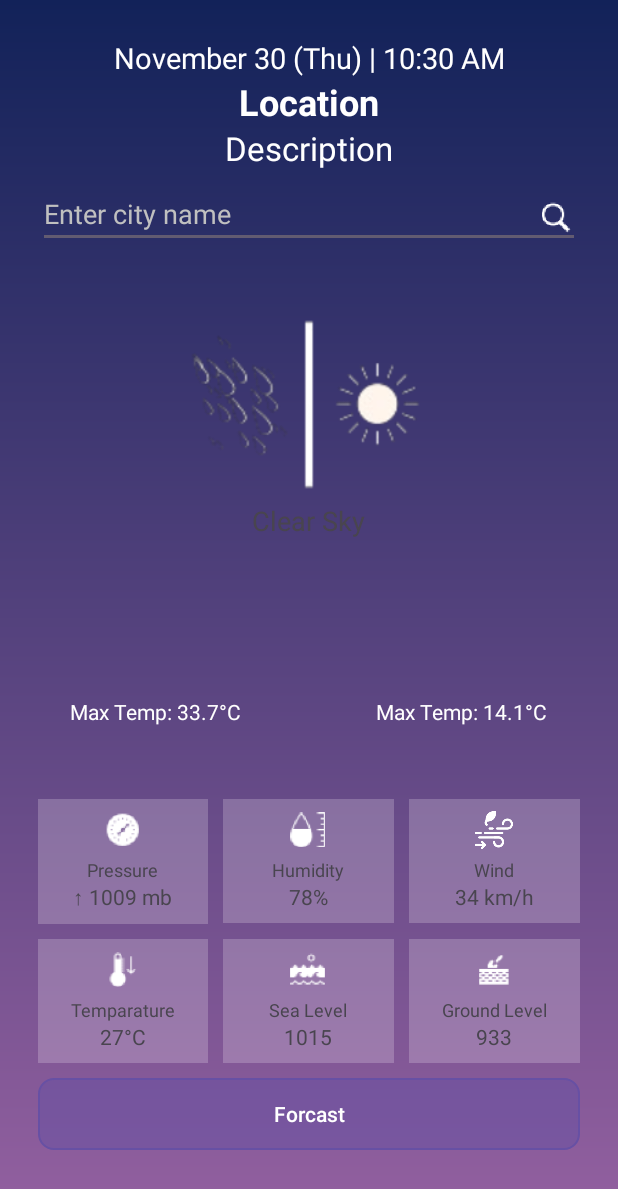
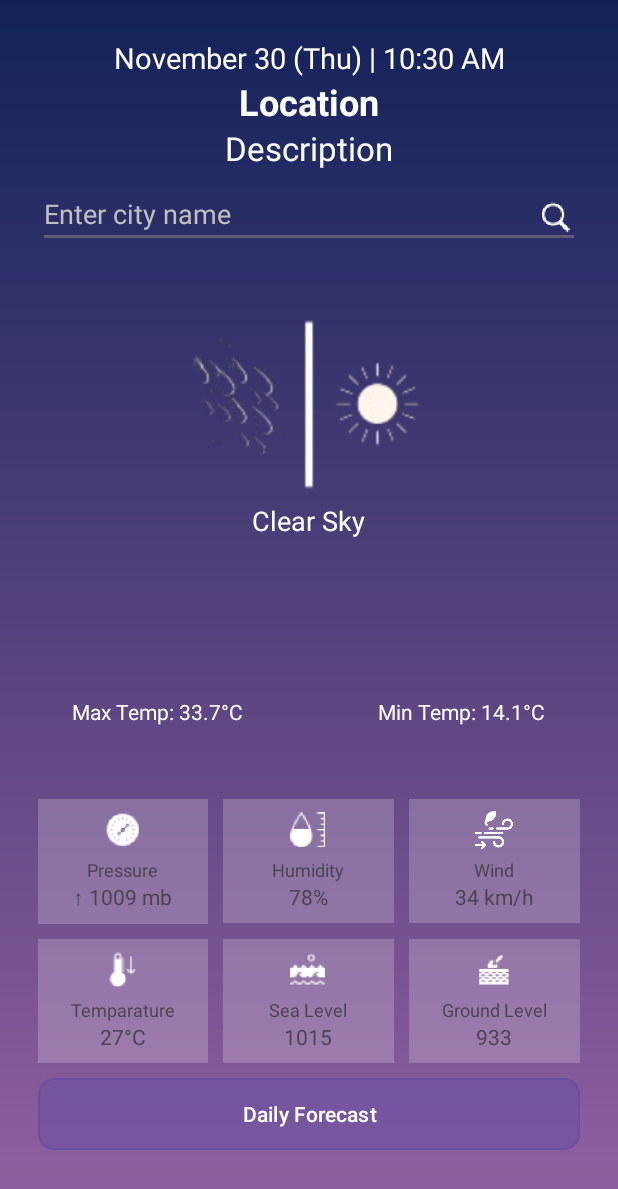
Before and after one commit to rosnifarook/WeatherLink, an Android app: the screen it shows after launch (WeatherActivity), on a phone screen of 412 x 824 dp. Shown: the top 1189 px of the screen. Run offline under Robolectric (Android 15) with nearby library versions, the phone set to English and light mode, and no system bars; our stand-ins replace Picasso, Volley; pictures from the network do not load.

Commit message:
Updated : 8:15

```diff
--- a/app/src/main/java/com/nibm/myapplication/WeatherActivity.kt
+++ b/app/src/main/java/com/nibm/myapplication/WeatherActivity.kt
@@ -41,6 +41,7 @@ class WeatherActivity : AppCompatActivity() {
     private lateinit var txtHumidityDetails: TextView
     private lateinit var txtTempDetails: TextView
     private lateinit var txtWeatherDetails: TextView
+    private lateinit var lbl_description :TextView
     private lateinit var fusedLocationClient: FusedLocationProviderClient
     private val apiKey = "7df53ab1cb496bd0eed2ef64eddec83e"
 
@@ -67,6 +68,7 @@ class WeatherActivity : AppCompatActivity() {
         txtCelcius2 = findViewById(R.id.txt_celcius2)
         txtDescription = findViewById(R.id.txt_description)
         imgWeatherImg = findViewById(R.id.img_weatherImg)
+        lbl_description = findViewById(R.id.txt_des)
 
         // Initialize the additional TextView elements
         txtPressureDetails = findViewById(R.id.txt_pressureDetails)
@@ -205,6 +207,7 @@ class WeatherActivity : AppCompatActivity() {
                     } else {
                         ""
                     }
+                    lbl_description
                     val iconCode = if (weatherArray.length() > 0) {
                         weatherArray.getJSONObject(0).getString("icon")
                     } else {
@@ -265,6 +268,7 @@ class WeatherActivity : AppCompatActivity() {
                     } else {
                         ""
                     }
+
                     val iconCode = if (weatherArray.length() > 0) {
                         weatherArray.getJSONObject(0).getString("icon")
                     } else {
@@ -275,6 +279,7 @@ class WeatherActivity : AppCompatActivity() {
                     txtCountry.text = cityName
                     txtCelcius2.text = "${formattedTemperature}°C"
                     txtDescription.text = description.toUpperCase()
+                    lbl_description.text = description.toUpperCase()
 
                     // Display the additional weather details
                     txtPressureDetails.text = "$pressure hPa"
--- a/app/src/main/res/layout/activity_weather_home.xml
+++ b/app/src/main/res/layout/activity_weather_home.xml
@@ -91,7 +91,8 @@
                 android:layout_height="wrap_content"
                 android:layout_gravity="center"
                 android:text="Clear Sky"
-                android:textSize="18dp" />
+                android:textSize="18dp"
+                android:textColor="@color/white"/>
 
             <TextView
                 android:id="@+id/txt_celcius2"
@@ -132,7 +133,7 @@
                     android:id="@+id/lbl_temp_min"
                     android:layout_width="wrap_content"
                     android:layout_height="wrap_content"
-                    android:text="Max Temp: "
+                    android:text="Min Temp: "
                     android:textColor="#FFFFFF" />
 
                 <TextView
@@ -389,7 +390,7 @@
                     android:layout_height="wrap_content"
                     android:layout_weight="1"
                     android:background="@drawable/rounded_button"
-                    android:text="Forcast" />
+                    android:text="Daily Forecast" />
 
             </LinearLayout>
 
```
